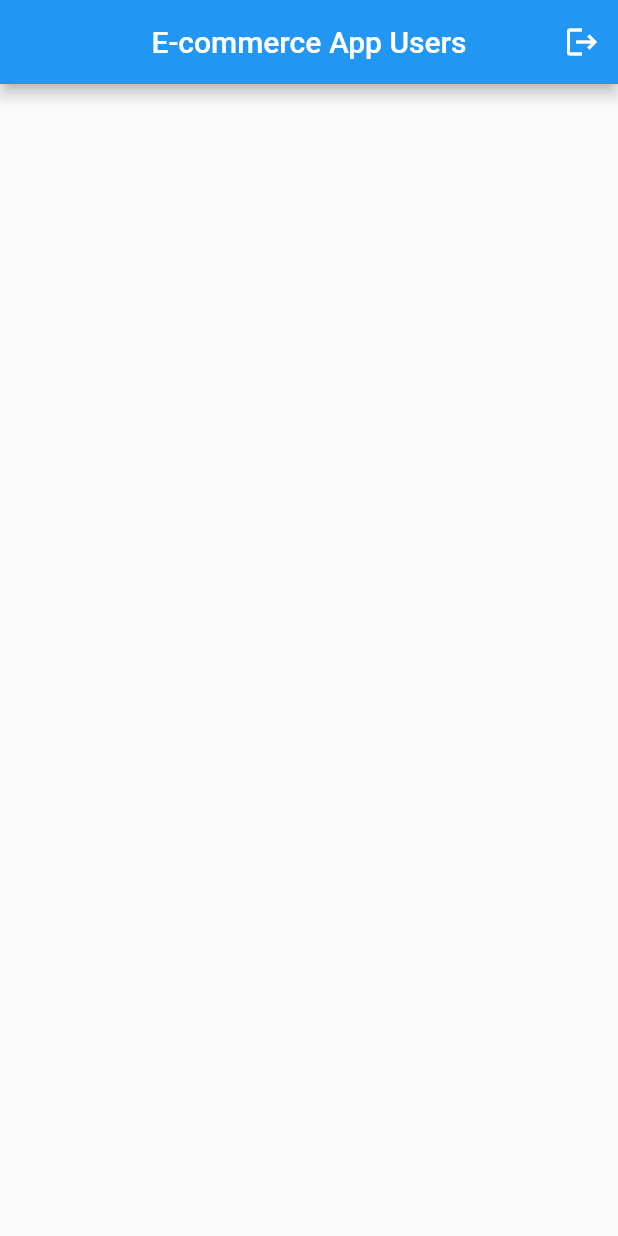
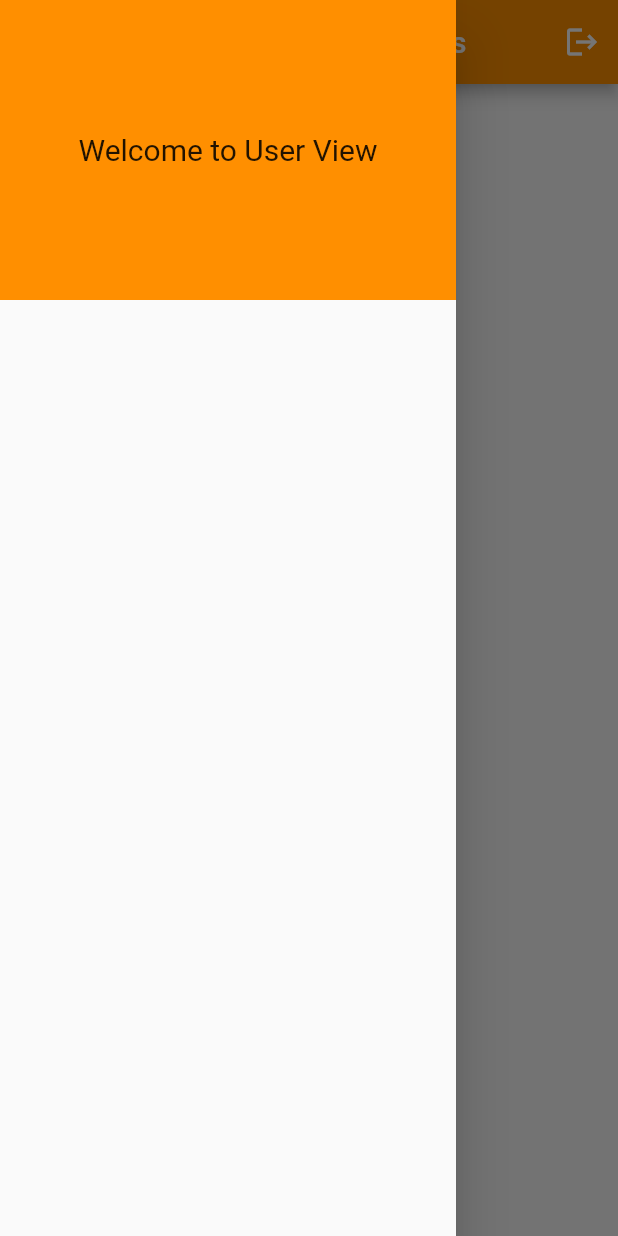
Before and after one commit to mehedi481/basic-ecommerce-sqflite, a Flutter app: the HomePage screen opened by its route, with the side drawer open (before the commit the screen has no drawer), on a phone screen of 412 x 824 dp. Run offline on Flutter 3.47's test engine with Material 2 defaults, Android fonts, the phone set to English and light mode, and no system bars.

Commit message:
drawer added for admin & user

```diff
--- /dev/null
+++ b/lib/resource/colorManager.dart
@@ -0,0 +1,5 @@
+import 'package:flutter/material.dart';
+
+class ColorManager {
+  static Color? primaryColor = Colors.amber[800];
+}
--- a/lib/utils/routes/route_name.dart
+++ b/lib/utils/routes/route_name.dart
@@ -1,4 +1,5 @@
 class Routes {
   static const String login = "loginPage";
   static const String homePage = "homePage";
+  static const String addProduct = "addProduct";
 }
--- a/lib/utils/routes/routes.dart
+++ b/lib/utils/routes/routes.dart
@@ -1,5 +1,6 @@
-import 'package:basic_ecommerce_sqflite/utils/app_strings.dart';
+import 'package:basic_ecommerce_sqflite/resource/app_strings.dart';
 import 'package:basic_ecommerce_sqflite/utils/routes/route_name.dart';
+import 'package:basic_ecommerce_sqflite/view/adminView/components/add_product.dart';
 import 'package:basic_ecommerce_sqflite/view/login_page.dart';
 import 'package:flutter/material.dart';
 import '../../view/home_page.dart';
@@ -11,6 +12,8 @@ class RouteGenerator {
         return MaterialPageRoute(builder: (_) => const LoginPage());
       case Routes.homePage:
         return MaterialPageRoute(builder: (_) => const HomePage());
+      case Routes.addProduct:
+        return MaterialPageRoute(builder: (_) => const AddProduct());
       default:
         return undefainedRoute();
     }
--- /dev/null
+++ b/lib/view/clientView/user_drawer.dart
@@ -0,0 +1,25 @@
+import 'package:flutter/material.dart';
+
+import '../../resource/colorManager.dart';
+
+class UserDrawer extends StatelessWidget {
+  const UserDrawer({Key? key}) : super(key: key);
+
+  @override
+  Widget build(BuildContext context) {
+    return Drawer(
+        child: Column(
+      children: [
+        Container(
+          color: ColorManager.primaryColor,
+          height: 200,
+          child: const Center(
+              child: Text(
+            "Welcome to User View",
+            style: TextStyle(fontSize: 20),
+          )),
+        ),
+      ],
+    ));
+  }
+}
--- a/lib/view/home_page.dart
+++ b/lib/view/home_page.dart
@@ -1,4 +1,8 @@
+import 'package:basic_ecommerce_sqflite/resource/colorManager.dart';
 import 'package:basic_ecommerce_sqflite/utils/routes/route_name.dart';
+import 'package:basic_ecommerce_sqflite/view/adminView/admin_drawer.dart';
+import 'package:basic_ecommerce_sqflite/view/adminView/components/add_product.dart';
+import 'package:basic_ecommerce_sqflite/view/clientView/user_drawer.dart';
 import 'package:basic_ecommerce_sqflite/view_model/auth.dart';
 import 'package:flutter/material.dart';
 import 'package:provider/provider.dart';
@@ -13,23 +17,27 @@ class HomePage extends StatefulWidget {
 class _HomePageState extends State<HomePage> {
   @override
   Widget build(BuildContext context) {
-    var provider = Provider.of<AuthProvider>(context, listen: false);
-    print("isAdmin ${provider.isAdmin}");
+    var authProvider = Provider.of<AuthProvider>(context, listen: false);
+    print("isAdmin ${authProvider.isAdmin}");
     return Scaffold(
       appBar: AppBar(
-        automaticallyImplyLeading: false,
+        backgroundColor: ColorManager.primaryColor,
         actions: [
           IconButton(
               onPressed: () {
-                Navigator.pushReplacementNamed(context, Routes.login);
+                Navigator.popAndPushNamed(context, Routes.login);
               },
               icon: const Icon(Icons.logout))
         ],
         title: Text(
-          provider.isAdmin ? "E-commerce App Admin" : "E-commerce App Users",
+          authProvider.isAdmin
+              ? "E-commerce App Admin"
+              : "E-commerce App Users",
         ),
         centerTitle: true,
       ),
+      drawer: authProvider.isAdmin ? const AdminDrawer() : const UserDrawer(),
+      body: Container(child: Text("All Products")),
     );
   }
 }
--- a/lib/view/login_page.dart
+++ b/lib/view/login_page.dart
@@ -75,7 +75,7 @@ class _LoginPageState extends State<LoginPage> {
           .read<AuthProvider>()
           .auth(emailController.text.trim(), passwordController.text.trim());
 
-      Navigator.pushNamed(context, Routes.homePage);
+      Navigator.pushReplacementNamed(context, Routes.homePage);
     }
   }
 }
```
Also changed, not shown: lib/view/adminView/admin_drawer.dart (added, +34 -0 lines), lib/view/adminView/components/add_product.dart (added, +24 -0 lines), lib/resource/app_strings.dart (renamed from lib/utils/app_strings.dart).
